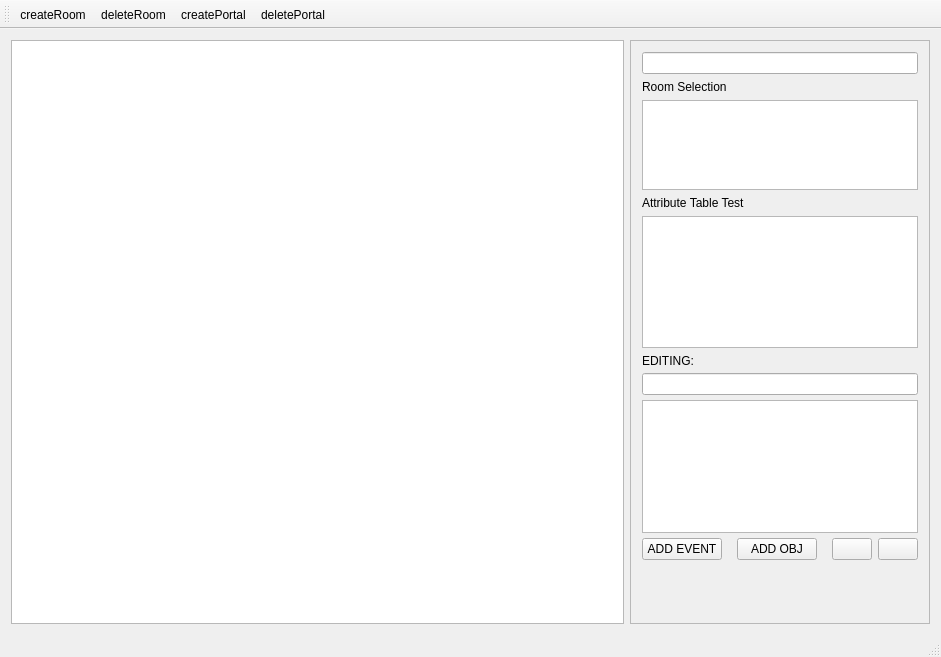
Qt form editor.ui (pureooze/tle) before a commit.
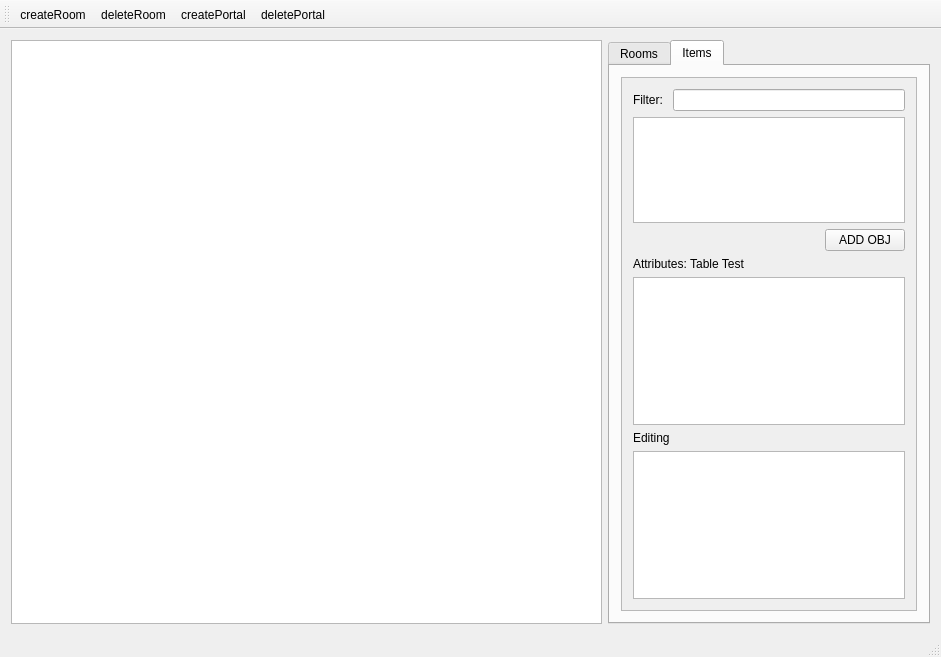
The same form after that commit. Icons and pictures are not drawn.

Commit message: tab for rooms/objects/events

The edit to the form file:
```diff
--- a/editor.ui
+++ b/editor.ui
@@ -21,6 +21,22 @@
        <widget class="QGraphicsView" name="graphicsView"/>
       </item>
       <item>
+       <widget class="QTabWidget" name="tabWidget">
+        <property name="maximumSize">
+         <size>
+          <width>322</width>
+          <height>16777215</height>
+         </size>
+        </property>
+        <property name="currentIndex">
+         <number>1</number>
+        </property>
+        <widget class="QWidget" name="tab">
+         <attribute name="title">
+          <string>Rooms</string>
+         </attribute>
+         <layout class="QVBoxLayout" name="verticalLayout_6">
+          <item>
        <widget class="QScrollArea" name="scrollArea">
         <property name="enabled">
          <bool>true</bool>
@@ -49,27 +65,25 @@
            <x>0</x>
            <y>0</y>
            <width>298</width>
-           <height>557</height>
+               <height>512</height>
           </rect>
          </property>
          <layout class="QVBoxLayout" name="verticalLayout_4">
-          <item>
-           <widget class="QLineEdit" name="lineEdit"/>
-          </item>
           <item>
            <layout class="QVBoxLayout" name="verticalLayout">
             <item>
-             <widget class="QLabel" name="roomSelectionLabel">
-              <property name="maximumSize">
-               <size>
-                <width>100</width>
-                <height>25</height>
-               </size>
-              </property>
+                 <layout class="QHBoxLayout" name="horizontalLayout_2">
+                  <item>
+                   <widget class="QLabel" name="label_2">
               <property name="text">
-               <string>Room Selection</string>
-              </property>
-             </widget>
+                     <string>Filter: </string>
+                    </property>
+                   </widget>
+                  </item>
+                  <item>
+                   <widget class="QLineEdit" name="lineEdit"/>
+                  </item>
+                 </layout>
             </item>
             <item>
              <widget class="QListWidget" name="roomListWidget">
@@ -88,7 +102,7 @@
             <item>
              <widget class="QLabel" name="label">
               <property name="text">
-               <string>Attribute Table Test</string>
+                   <string>Attributes: Table Test</string>
               </property>
              </widget>
             </item>
@@ -139,7 +153,7 @@
             <item>
              <widget class="QLabel" name="roomPropertiesLabel">
               <property name="text">
-               <string>EDITING:</string>
+                   <string>Editing:</string>
               </property>
              </widget>
             </item>
@@ -171,26 +185,6 @@
                 </property>
                </spacer>
               </item>
-              <item>
-               <widget class="QPushButton" name="addObject">
-                <property name="text">
-                 <string>ADD OBJ</string>
-                </property>
-               </widget>
-              </item>
-              <item>
-               <spacer name="horizontalSpacer">
-                <property name="orientation">
-                 <enum>Qt::Horizontal</enum>
-                </property>
-                <property name="sizeHint" stdset="0">
-                 <size>
-                  <width>40</width>
-                  <height>20</height>
-                 </size>
-                </property>
-               </spacer>
-              </item>
               <item>
                <widget class="QPushButton" name="addExit">
                 <property name="styleSheet">
@@ -232,6 +226,159 @@
              </size>
             </property>
            </spacer>
+              </item>
+             </layout>
+            </widget>
+           </widget>
+          </item>
+         </layout>
+        </widget>
+        <widget class="QWidget" name="tab_2">
+         <attribute name="title">
+          <string>Items</string>
+         </attribute>
+         <layout class="QVBoxLayout" name="verticalLayout_7">
+          <item>
+           <widget class="QScrollArea" name="scrollArea_2">
+            <property name="widgetResizable">
+             <bool>true</bool>
+            </property>
+            <widget class="QWidget" name="scrollAreaWidgetContents_2">
+             <property name="geometry">
+              <rect>
+               <x>0</x>
+               <y>0</y>
+               <width>300</width>
+               <height>512</height>
+              </rect>
+             </property>
+             <layout class="QVBoxLayout" name="verticalLayout_11">
+              <item>
+               <layout class="QVBoxLayout" name="verticalLayout_8">
+                <item>
+                 <layout class="QHBoxLayout" name="horizontalLayout_4">
+                  <item>
+                   <widget class="QLabel" name="filterItemsLabel">
+                    <property name="text">
+                     <string>Filter: </string>
+                    </property>
+                   </widget>
+                  </item>
+                  <item>
+                   <widget class="QLineEdit" name="filterItemsEdit"/>
+                  </item>
+                 </layout>
+                </item>
+                <item>
+                 <widget class="QListWidget" name="itemsListWidget">
+                  <property name="maximumSize">
+                   <size>
+                    <width>16777215</width>
+                    <height>150</height>
+                   </size>
+                  </property>
+                 </widget>
+                </item>
+                <item>
+                 <layout class="QHBoxLayout" name="horizontalLayout_5">
+                  <item>
+                   <spacer name="horizontalSpacer">
+                    <property name="orientation">
+                     <enum>Qt::Horizontal</enum>
+                    </property>
+                    <property name="sizeHint" stdset="0">
+                     <size>
+                      <width>40</width>
+                      <height>20</height>
+                     </size>
+                    </property>
+                   </spacer>
+                  </item>
+                  <item>
+                   <widget class="QPushButton" name="addObject">
+                    <property name="text">
+                     <string>ADD OBJ</string>
+                    </property>
+                   </widget>
+                  </item>
+                 </layout>
+                </item>
+               </layout>
+              </item>
+              <item>
+               <layout class="QVBoxLayout" name="verticalLayout_9">
+                <item>
+                 <widget class="QLabel" name="itemsAttrLabel">
+                  <property name="text">
+                   <string>Attributes: Table Test</string>
+                  </property>
+                 </widget>
+                </item>
+                <item>
+                 <widget class="QTableWidget" name="itemTableWidget">
+                  <property name="enabled">
+                   <bool>true</bool>
+                  </property>
+                  <property name="minimumSize">
+                   <size>
+                    <width>0</width>
+                    <height>0</height>
+                   </size>
+                  </property>
+                  <property name="maximumSize">
+                   <size>
+                    <width>16777215</width>
+                    <height>300</height>
+                   </size>
+                  </property>
+                  <property name="editTriggers">
+                   <set>QAbstractItemView::NoEditTriggers</set>
+                  </property>
+                  <property name="dragEnabled">
+                   <bool>false</bool>
+                  </property>
+                  <property name="sortingEnabled">
+                   <bool>true</bool>
+                  </property>
+                  <attribute name="horizontalHeaderVisible">
+                   <bool>false</bool>
+                  </attribute>
+                  <attribute name="horizontalHeaderDefaultSectionSize">
+                   <number>100</number>
+                  </attribute>
+                  <attribute name="horizontalHeaderMinimumSectionSize">
+                   <number>25</number>
+                  </attribute>
+                  <attribute name="horizontalHeaderStretchLastSection">
+                   <bool>true</bool>
+                  </attribute>
+                  <attribute name="verticalHeaderVisible">
+                   <bool>false</bool>
+                  </attribute>
+                  <attribute name="verticalHeaderStretchLastSection">
+                   <bool>false</bool>
+                  </attribute>
+                 </widget>
+                </item>
+               </layout>
+              </item>
+              <item>
+               <layout class="QVBoxLayout" name="verticalLayout_10">
+                <item>
+                 <widget class="QLabel" name="label_3">
+                  <property name="text">
+                   <string>Editing</string>
+                  </property>
+                 </widget>
+                </item>
+                <item>
+                 <widget class="QTextEdit" name="textEdit"/>
+                </item>
+               </layout>
+              </item>
+             </layout>
+            </widget>
+           </widget>
           </item>
          </layout>
         </widget>
```
Lines whose indentation alone changed are shown as unchanged. The commit also changes 9 other files.
